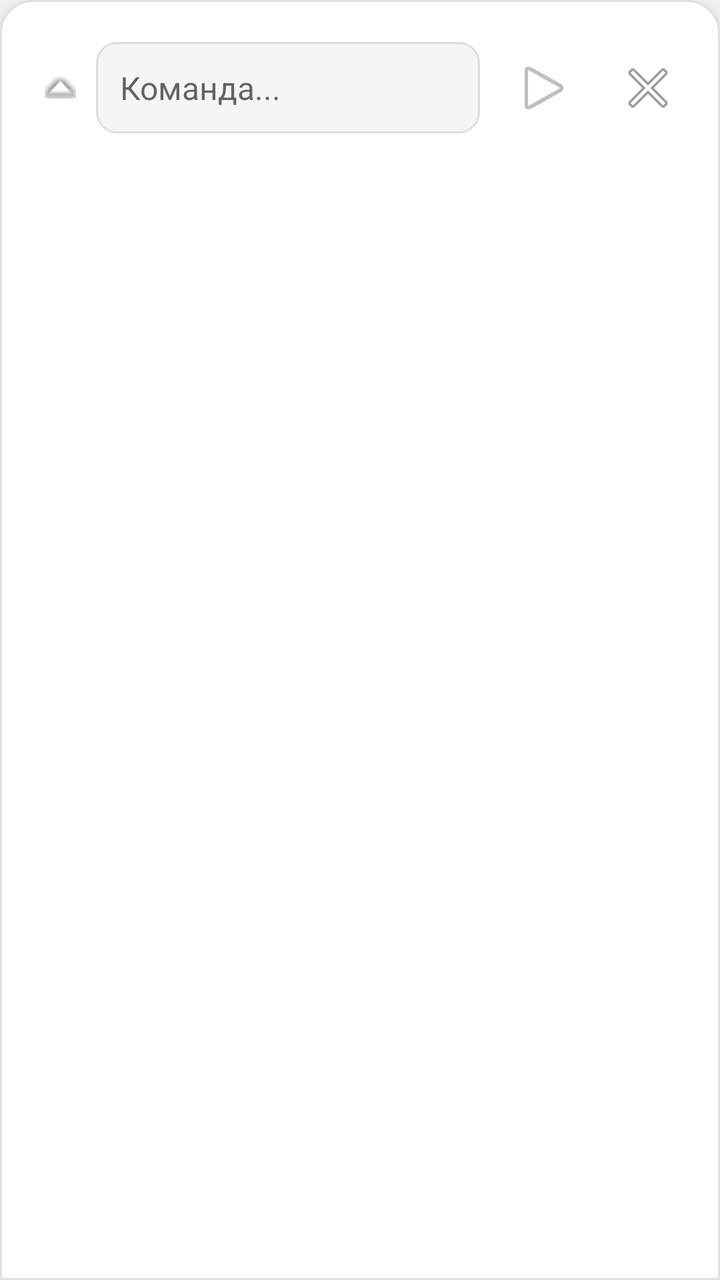
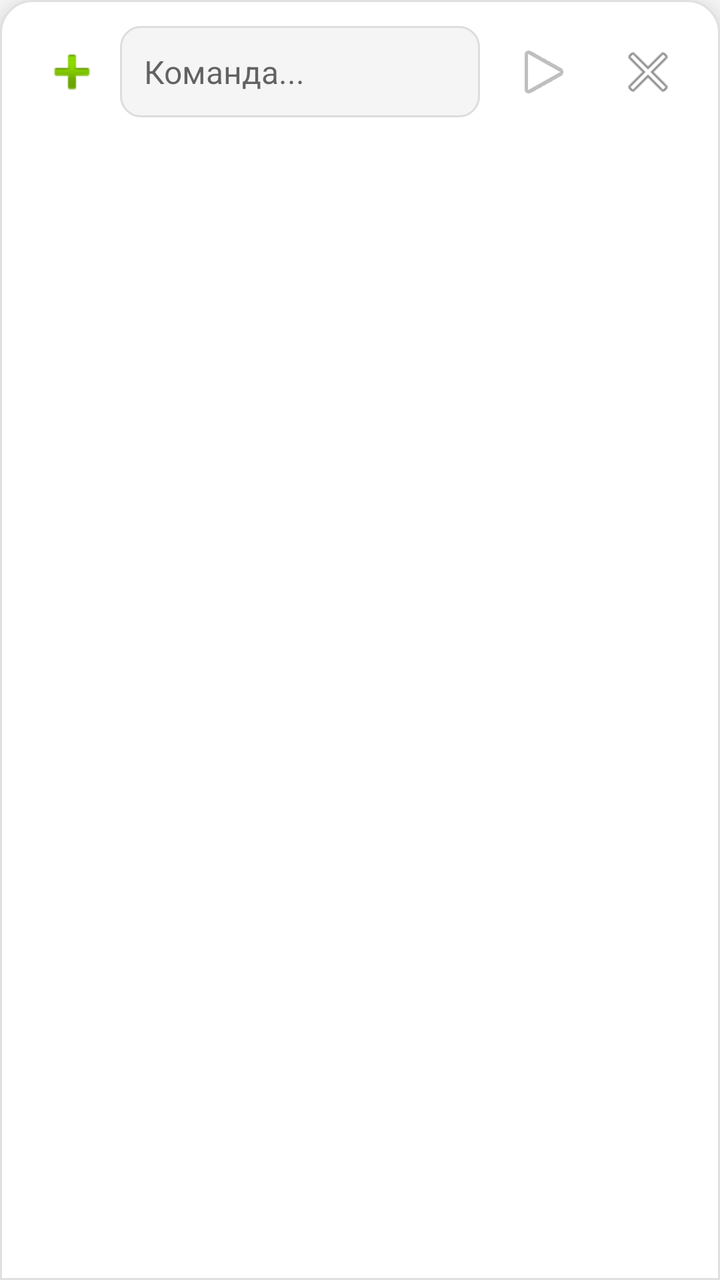

Before-and-after screenshots of an Android layout around one commit, followed by the original layout XML and the change that was made.
<!-- AndroidManifest.xml: application theme Theme.FloatingInput -->
<!-- res/layout/input_window.xml -->
<?xml version="1.0" encoding="utf-8"?>
<LinearLayout xmlns:android="http://schemas.android.com/apk/res/android"
    android:layout_width="match_parent"
    android:layout_height="wrap_content"
    android:orientation="vertical"
    android:background="@drawable/input_background"
    android:padding="12dp"
    android:elevation="16dp">

    
    <HorizontalScrollView
        android:id="@+id/templatesScroll"
        android:layout_width="match_parent"
        android:layout_height="wrap_content"
        android:scrollbars="none"
        android:layout_marginBottom="8dp">

        <LinearLayout
            android:id="@+id/templatesContainer"
            android:layout_width="wrap_content"
            android:layout_height="wrap_content"
            android:orientation="horizontal" />

    </HorizontalScrollView>

    
    <LinearLayout
        android:layout_width="match_parent"
        android:layout_height="wrap_content"
        android:orientation="horizontal"
        android:gravity="center_vertical">

        <ImageButton
            android:id="@+id/btnToggleTemplates"
            android:layout_width="36dp"
            android:layout_height="48dp"
            android:background="?attr/selectableItemBackgroundBorderless"
            android:contentDescription="Шаблоны"
            android:scaleType="centerInside"
            android:src="@android:drawable/arrow_up_float" />

        <EditText
            android:id="@+id/editInput"
            android:layout_width="0dp"
            android:layout_height="wrap_content"
            android:layout_weight="1"
            android:hint="Команда..."
            android:inputType="textMultiLine"
            android:maxLines="5"
            android:padding="12dp"
            android:background="@drawable/edit_background"
            android:textSize="16sp" />

        <ImageButton
            android:id="@+id/btnSend"
            android:layout_width="48dp"
            android:layout_height="48dp"
            android:src="@android:drawable/ic_media_play"
            android:background="?attr/selectableItemBackgroundBorderless"
            android:contentDescription="Отправить"
            android:layout_marginStart="8dp" />

        <ImageButton
            android:id="@+id/btnClose"
            android:layout_width="48dp"
            android:layout_height="48dp"
            android:src="@android:drawable/ic_menu_close_clear_cancel"
            android:background="?attr/selectableItemBackgroundBorderless"
            android:contentDescription="Закрыть"
            android:layout_marginStart="4dp" />

    </LinearLayout>

</LinearLayout>
<!-- resources referenced by this layout -->
<resources>
  <!-- drawable edit_background (drawable) -->
  <?xml version="1.0" encoding="utf-8"?>
  <shape xmlns:android="http://schemas.android.com/apk/res/android"
      android:shape="rectangle">
      <solid android:color="#F5F5F5" />
      <corners android:radius="10dp" />
      <stroke android:width="1dp" android:color="#DDDDDD" />
  </shape>
  <!-- drawable input_background (drawable) -->
  <?xml version="1.0" encoding="utf-8"?>
  <shape xmlns:android="http://schemas.android.com/apk/res/android"
      android:shape="rectangle">
      <solid android:color="#FFFFFF" />
      <corners android:topLeftRadius="16dp" android:topRightRadius="16dp" />
      <stroke android:width="1dp" android:color="#E0E0E0" />
  </shape>
  <style name="Theme.FloatingInput" parent="Theme.MaterialComponents.Light.NoActionBar">
          <item name="colorPrimary">#5C6BC0</item>
          <item name="colorPrimaryVariant">#3949AB</item>
          <item name="colorOnPrimary">#FFFFFF</item>
          <item name="colorSecondary">#26A69A</item>
      </style>
</resources>

<!-- the commit's change to res/layout/input_window.xml (unified diff, before → after) -->
@@ -8,22 +8,6 @@
     android:elevation="16dp">
 
     
-    <HorizontalScrollView
-        android:id="@+id/templatesScroll"
-        android:layout_width="match_parent"
-        android:layout_height="wrap_content"
-        android:scrollbars="none"
-        android:layout_marginBottom="8dp">
-
-        <LinearLayout
-            android:id="@+id/templatesContainer"
-            android:layout_width="wrap_content"
-            android:layout_height="wrap_content"
-            android:orientation="horizontal" />
-
-    </HorizontalScrollView>
-
-    
     <LinearLayout
         android:layout_width="match_parent"
         android:layout_height="wrap_content"
@@ -31,13 +15,13 @@
         android:gravity="center_vertical">
 
         <ImageButton
-            android:id="@+id/btnToggleTemplates"
-            android:layout_width="36dp"
+            android:id="@+id/btnAddFile"
+            android:layout_width="48dp"
             android:layout_height="48dp"
             android:background="?attr/selectableItemBackgroundBorderless"
-            android:contentDescription="Шаблоны"
+            android:contentDescription="Отправить файл"
             android:scaleType="centerInside"
-            android:src="@android:drawable/arrow_up_float" />
+            android:src="@android:drawable/ic_input_add" />
 
         <EditText
             android:id="@+id/editInput"
